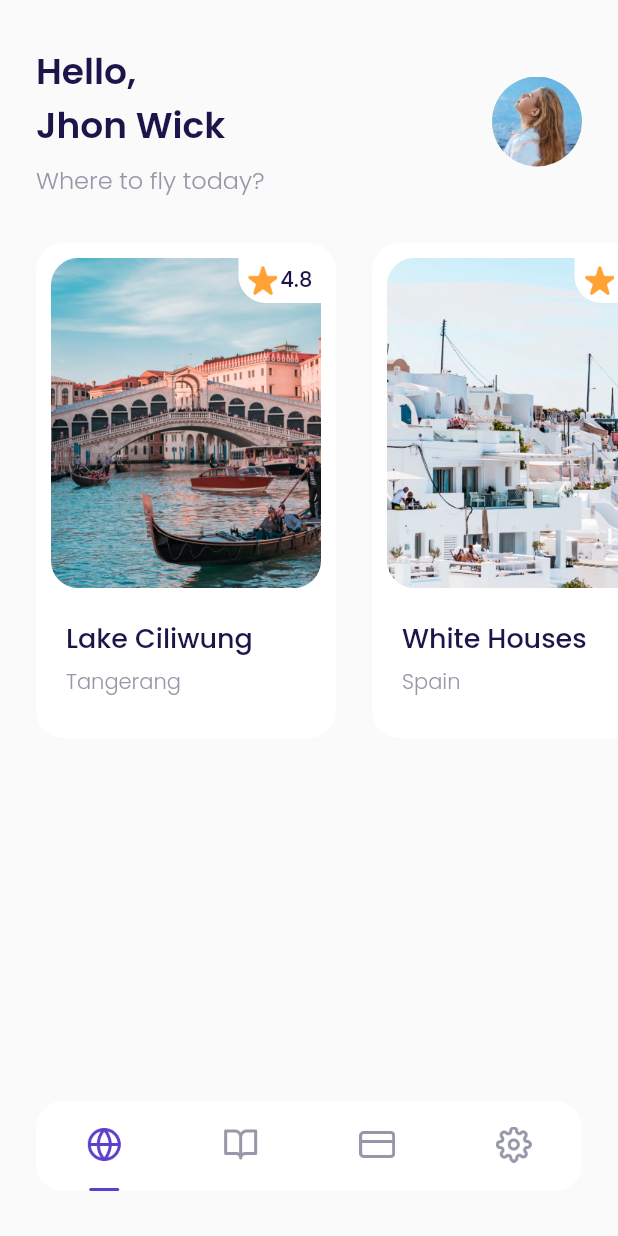
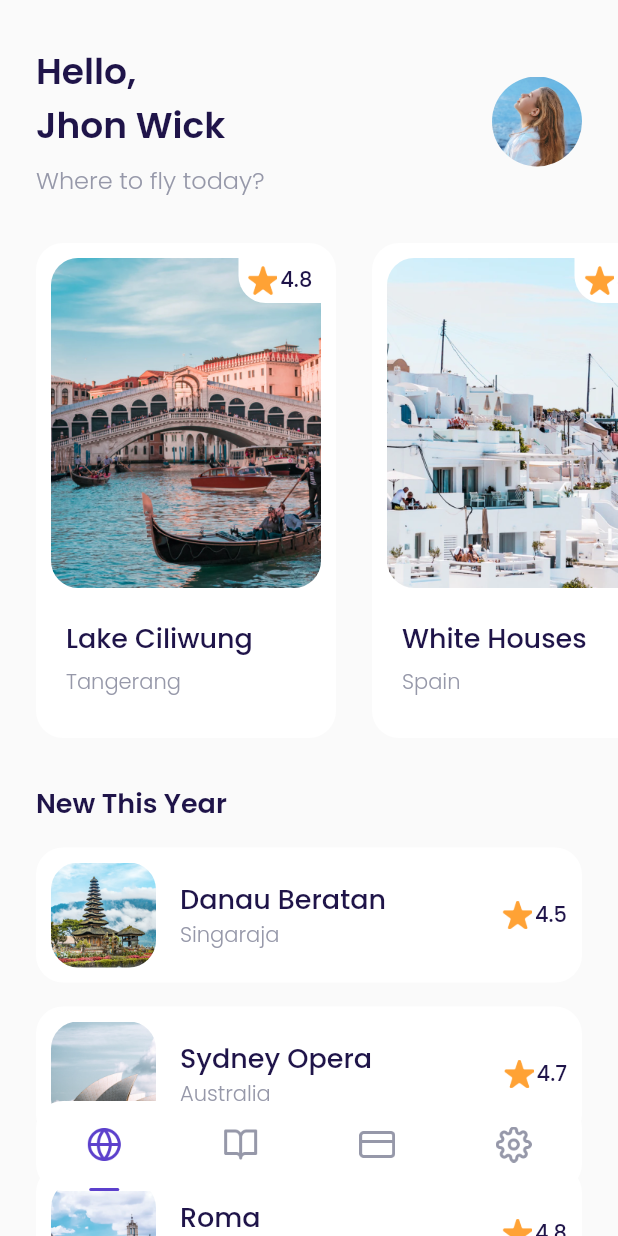
Before and after one commit to aldhykohar/airplane-app, a Flutter app: the MainPage screen opened by its route, on a phone screen of 412 x 824 dp. Run offline on Flutter 3.47's test engine with Material 2 defaults, Android fonts, the phone set to English and light mode, and no system bars; our stand-ins replace google_fonts.

Commit message:
:zap: create destination tile widget

```diff
--- a/lib/ui/pages/home_page.dart
+++ b/lib/ui/pages/home_page.dart
@@ -1,5 +1,6 @@
 import 'package:airplane/shared/theme.dart';
 import 'package:airplane/ui/widget/destination_card.dart';
+import 'package:airplane/ui/widget/destination_tile.dart';
 import 'package:flutter/material.dart';
 
 class HomePage extends StatelessWidget {
@@ -90,8 +91,61 @@ class HomePage extends StatelessWidget {
       );
     }
 
+    Widget newDestinations() {
+      return Container(
+        margin: EdgeInsets.only(
+          top: 30,
+          left: defaultMargin,
+          right: defaultMargin,
+          bottom: 140
+        ),
+        child: Column(
+          crossAxisAlignment: CrossAxisAlignment.start,
+          children: [
+            Text(
+              'New This Year',
+              style: blackTextStyle.copyWith(
+                fontSize: 18,
+                fontWeight: semiBold,
+              ),
+            ),
+            DestinationTile(
+              title: 'Danau Beratan',
+              city: 'Singaraja',
+              imageUrl: 'assets/image_destination6.png',
+              rating: 4.5,
+            ),
+            DestinationTile(
+              title: 'Sydney Opera',
+              city: 'Australia',
+              imageUrl: 'assets/image_destination7.png',
+              rating: 4.7,
+            ),
+            DestinationTile(
+              title: 'Roma',
+              city: 'Italy',
+              imageUrl: 'assets/image_destination8.png',
+              rating: 4.8,
+            ),
+            DestinationTile(
+              title: 'Payung Teduh',
+              city: 'Singapore',
+              imageUrl: 'assets/image_destination8.png',
+              rating: 4.5,
+            ),
+            DestinationTile(
+              title: 'Hill Hey',
+              city: 'Monaco',
+              imageUrl: 'assets/image_destination8.png',
+              rating: 4.7,
+            ),
+          ],
+        ),
+      );
+    }
+
     return ListView(
-      children: [header(), popularDestinations()],
+      children: [header(), popularDestinations(), newDestinations()],
     );
   }
 }
--- a/lib/ui/widget/destination_card.dart
+++ b/lib/ui/widget/destination_card.dart
@@ -12,7 +12,7 @@ class DestinationCard extends StatelessWidget {
       required this.title,
       required this.city,
       required this.imageUrl,
-      this.rating = 0})
+      this.rating = 0.0})
       : super(key: key);
 
   @override
--- /dev/null
+++ b/lib/ui/widget/destination_tile.dart
@@ -0,0 +1,83 @@
+import 'package:airplane/shared/theme.dart';
+import 'package:flutter/material.dart';
+
+class DestinationTile extends StatelessWidget {
+  final String title;
+  final String city;
+  final String imageUrl;
+  final double rating;
+
+  const DestinationTile(
+      {Key? key,
+      required this.title,
+      required this.city,
+      required this.imageUrl,
+      this.rating = 0.0})
+      : super(key: key);
+
+  @override
+  Widget build(BuildContext context) {
+    return Container(
+      margin: EdgeInsets.only(top: 16),
+      padding: EdgeInsets.all(10),
+      decoration: BoxDecoration(
+          color: kWhiteColor, borderRadius: BorderRadius.circular(18)),
+      child: Row(
+        children: [
+          Container(
+            width: 70,
+            height: 70,
+            margin: EdgeInsets.only(right: 16),
+            decoration: BoxDecoration(
+                borderRadius: BorderRadius.circular(18),
+                image: DecorationImage(
+                    fit: BoxFit.cover,
+                    image: AssetImage(imageUrl))),
+          ),
+          Expanded(
+            child: Column(
+              crossAxisAlignment: CrossAxisAlignment.start,
+              children: [
+                Text(
+                  title,
+                  style: blackTextStyle.copyWith(
+                    fontSize: 18,
+                    fontWeight: medium,
+                  ),
+                ),
+                Text(
+                  city,
+                  style: greyTextStyle.copyWith(
+                    fontWeight: light,
+                  ),
+                )
+              ],
+            ),
+          ),
+          Row(
+            mainAxisAlignment: MainAxisAlignment.center,
+            crossAxisAlignment: CrossAxisAlignment.center,
+            children: [
+              Container(
+                width: 20,
+                height: 20,
+                margin: EdgeInsets.only(right: 2),
+                decoration: BoxDecoration(
+                  image: DecorationImage(
+                    image: AssetImage('assets/icon_star.png'),
+                  ),
+                ),
+              ),
+              Text(
+                rating.toString(),
+                style: blackTextStyle.copyWith(
+                  fontWeight: medium,
+                ),
+              )
+            ],
+          )
+        ],
+      ),
+    );
+  }
+}
```
